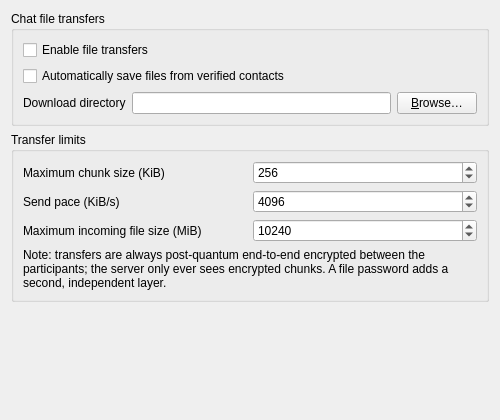
Old version of the form src/mumble/FileTransferConfig.ui in the repository densestjarl/mumble.
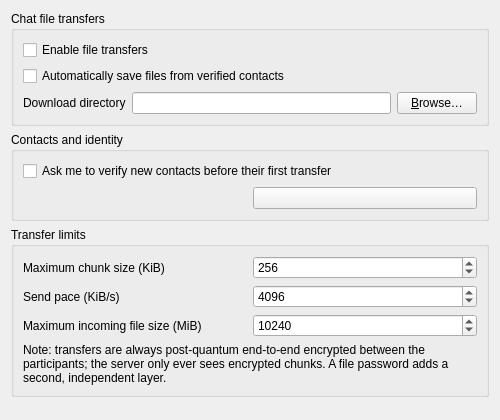
New version of the form.

Patch:
```diff
--- a/src/mumble/FileTransferConfig.ui
+++ b/src/mumble/FileTransferConfig.ui
@@ -68,6 +68,43 @@
      </layout>
     </widget>
    </item>
+   <item>
+    <widget class="QGroupBox" name="qgbFTIdentity">
+     <property name="title">
+      <string>Contacts and identity</string>
+     </property>
+     <layout class="QVBoxLayout">
+      <item>
+       <widget class="QCheckBox" name="qcbFTRequireVerification">
+        <property name="toolTip">
+         <string>When enabled, the first transfer with someone waits until you have compared safety numbers with them. When disabled, their key is remembered on first use and you can verify them later from their right-click menu. A changed key is always blocked.</string>
+        </property>
+        <property name="text">
+         <string>Ask me to verify new contacts before their first transfer</string>
+        </property>
+       </widget>
+      </item>
+      <item>
+       <layout class="QHBoxLayout">
+        <item>
+         <widget class="QLabel" name="qlFTIdentityStatus">
+          <property name="wordWrap">
+           <bool>true</bool>
+          </property>
+         </widget>
+        </item>
+        <item>
+         <widget class="QPushButton" name="qpbFTPassphrase">
+          <property name="toolTip">
+           <string>Protect your file-sharing key with a passphrase, which you then enter each time you connect</string>
+          </property>
+         </widget>
+        </item>
+       </layout>
+      </item>
+     </layout>
+    </widget>
+   </item>
    <item>
     <widget class="QGroupBox" name="qgbFTAdvanced">
      <property name="title">
```
